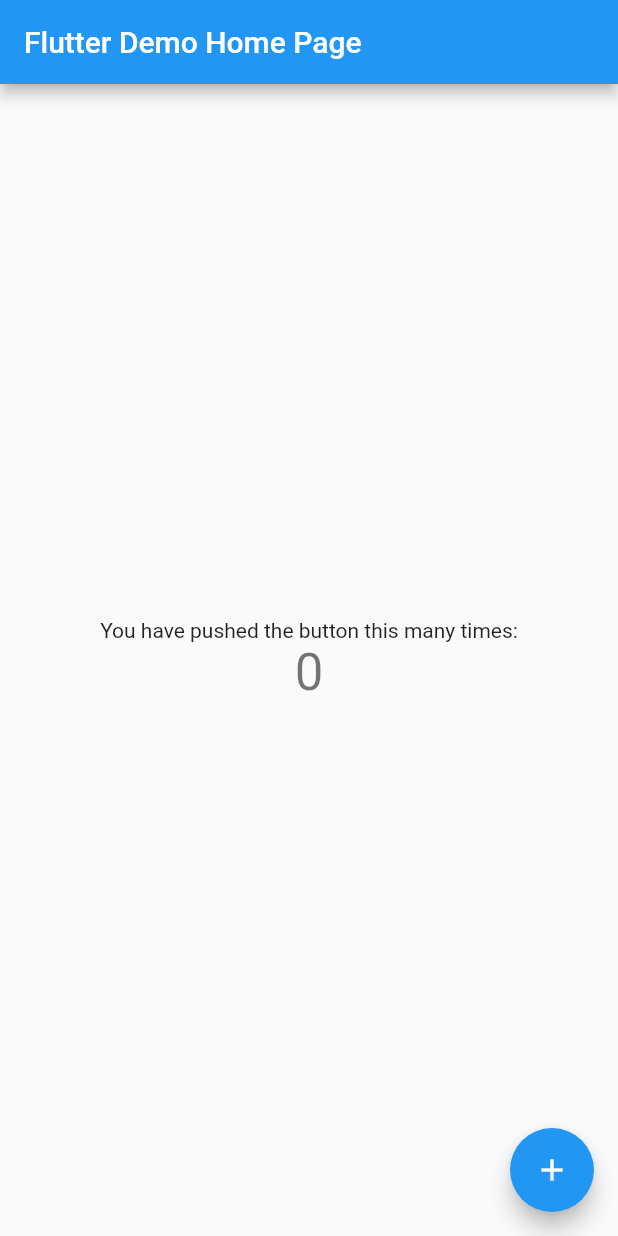
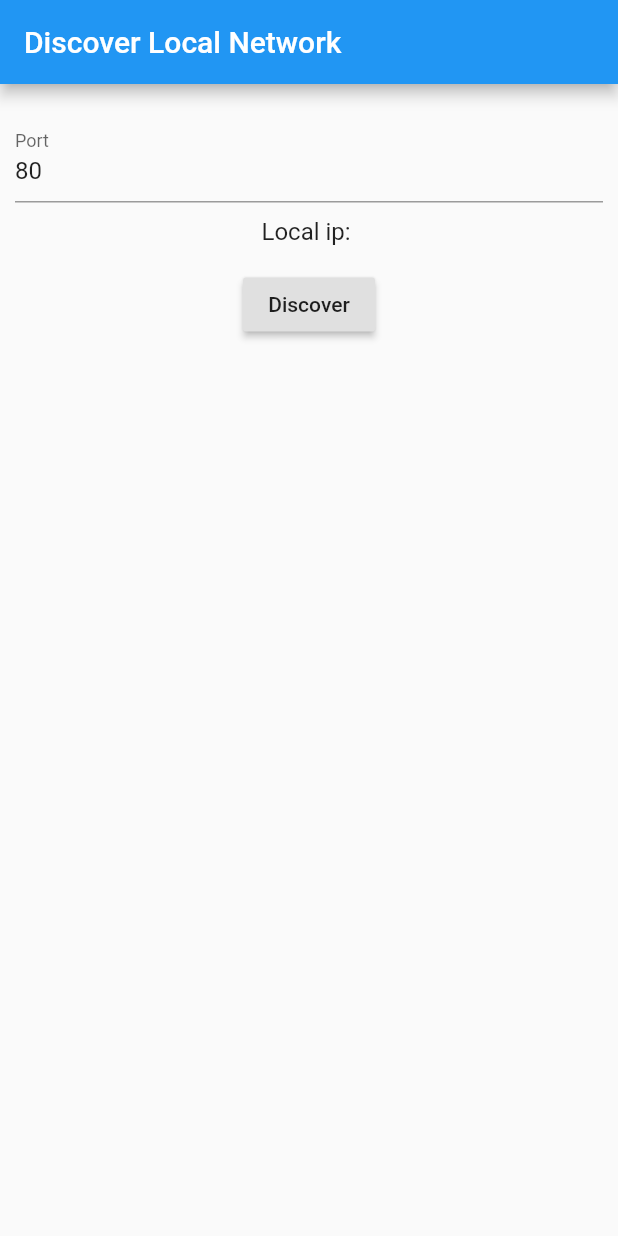
Before and after one commit to andrey-ushakov/ping_discover_network, a Flutter app: the screen it shows after launch, on a phone screen of 412 x 824 dp. Run offline on Flutter 3.47's test engine with Material 2 defaults, Android fonts, the phone set to English and light mode, and no system bars; missing offline and left inert: wifi.

Commit message:
Added Flutter example

```diff
--- a/example/flutter_example/lib/main.dart
+++ b/example/flutter_example/lib/main.dart
@@ -1,4 +1,6 @@
 import 'package:flutter/material.dart';
+import 'package:ping_discover_network/ping_discover_network.dart';
+import 'package:wifi/wifi.dart';
 
 void main() => runApp(MyApp());
 
@@ -10,26 +12,74 @@ class MyApp extends StatelessWidget {
       theme: ThemeData(
         primarySwatch: Colors.blue,
       ),
-      home: MyHomePage(title: 'Flutter Demo Home Page'),
+      home: MyHomePage(),
     );
   }
 }
 
 class MyHomePage extends StatefulWidget {
-  MyHomePage({Key key, this.title}) : super(key: key);
-
-  final String title;
-
   @override
   _MyHomePageState createState() => _MyHomePageState();
 }
 
 class _MyHomePageState extends State<MyHomePage> {
-  int _counter = 0;
+  String localIp = '';
+  List<String> devices = [];
+  bool isDiscovering = false;
+  int found = -1;
+  TextEditingController portController = TextEditingController(text: '80');
 
-  void _incrementCounter() {
+  void discover(BuildContext ctx) async {
     setState(() {
-      _counter++;
+      isDiscovering = true;
+      devices.clear();
+      found = -1;
+    });
+
+    String ip;
+    try {
+      ip = await Wifi.ip;
+      print('local ip:\t$ip');
+    } catch (e) {
+      final snackBar = SnackBar(
+          content: Text('WiFi is not connected', textAlign: TextAlign.center));
+      Scaffold.of(ctx).showSnackBar(snackBar);
+      return;
+    }
+    setState(() {
+      localIp = ip;
+    });
+
+    final String subnet = ip.substring(0, ip.lastIndexOf('.'));
+    int port = 80;
+    try {
+      port = int.parse(portController.text);
+    } catch (e) {
+      portController.text = port.toString();
+    }
+    print('subnet:\t$subnet, port:\t$port');
+
+    final stream = NetworkAnalyzer.discover(subnet, port);
+
+    stream.listen((NetworkAddress addr) {
+      if (addr.exists) {
+        print('Found device: ${addr.ip}');
+        setState(() {
+          devices.add(addr.ip);
+          found = devices.length;
+        });
+      }
+    })
+      ..onDone(() {
+        setState(() {
+          isDiscovering = false;
+          found = devices.length;
+        });
+      })
+      ..onError((dynamic e) {
+        final snackBar = SnackBar(
+            content: Text('Unexpected exception', textAlign: TextAlign.center));
+        Scaffold.of(ctx).showSnackBar(snackBar);
       });
   }
 
@@ -37,24 +87,76 @@ class _MyHomePageState extends State<MyHomePage> {
   Widget build(BuildContext context) {
     return Scaffold(
       appBar: AppBar(
-        title: Text(widget.title),
+        title: Text('Discover Local Network'),
       ),
-      body: Center(
+      body: Builder(
+        builder: (BuildContext context) {
+          return Container(
+            padding: EdgeInsets.symmetric(horizontal: 10, vertical: 20),
             child: Column(
+              crossAxisAlignment: CrossAxisAlignment.center,
+              children: <Widget>[
+                TextField(
+                  controller: portController,
+                  keyboardType: TextInputType.number,
+                  decoration: InputDecoration(
+                    labelText: 'Port',
+                    hintText: 'Port',
+                  ),
+                ),
+                SizedBox(height: 10),
+                Text('Local ip: $localIp', style: TextStyle(fontSize: 16)),
+                SizedBox(height: 15),
+                RaisedButton(
+                    child: Text(
+                        '${isDiscovering ? 'Discovering...' : 'Discover'}'),
+                    onPressed: isDiscovering ? null : () => discover(context)),
+                SizedBox(height: 15),
+                found >= 0
+                    ? Text('Found: $found device(s)',
+                        style: TextStyle(fontSize: 16))
+                    : Container(),
+                Expanded(
+                  child: ListView.builder(
+                    itemCount: devices.length,
+                    itemBuilder: (BuildContext context, int index) {
+                      return Column(
+                        children: <Widget>[
+                          Container(
+                            height: 60,
+                            padding: EdgeInsets.only(left: 10),
+                            alignment: Alignment.centerLeft,
+                            child: Row(
+                              children: <Widget>[
+                                Icon(Icons.devices),
+                                SizedBox(width: 10),
+                                Expanded(
+                                  child: Column(
+                                    crossAxisAlignment:
+                                        CrossAxisAlignment.start,
                                     mainAxisAlignment: MainAxisAlignment.center,
                                     children: <Widget>[
-            Text('You have pushed the button this many times:'),
                                       Text(
-              '$_counter',
-              style: Theme.of(context).textTheme.display1,
+                                        '${devices[index]}:${portController.text}',
+                                        style: TextStyle(fontSize: 16),
                                       ),
                                     ],
                                   ),
                                 ),
-      floatingActionButton: FloatingActionButton(
-        onPressed: _incrementCounter,
-        tooltip: 'Increment',
-        child: Icon(Icons.add),
+                                Icon(Icons.chevron_right),
+                              ],
+                            ),
+                          ),
+                          Divider(),
+                        ],
+                      );
+                    },
+                  ),
+                )
+              ],
+            ),
+          );
+        },
       ),
     );
   }
--- a/example/flutter_example/pubspec.yaml
+++ b/example/flutter_example/pubspec.yaml
@@ -12,6 +12,7 @@ dependencies:
   cupertino_icons: ^0.1.2
   ping_discover_network:
     path: ../../
+  wifi: ^0.1.5
 
 dev_dependencies:
   flutter_test:
```
Also changed, not shown: 8 other files. Lines whose indentation alone changed are shown as unchanged.
